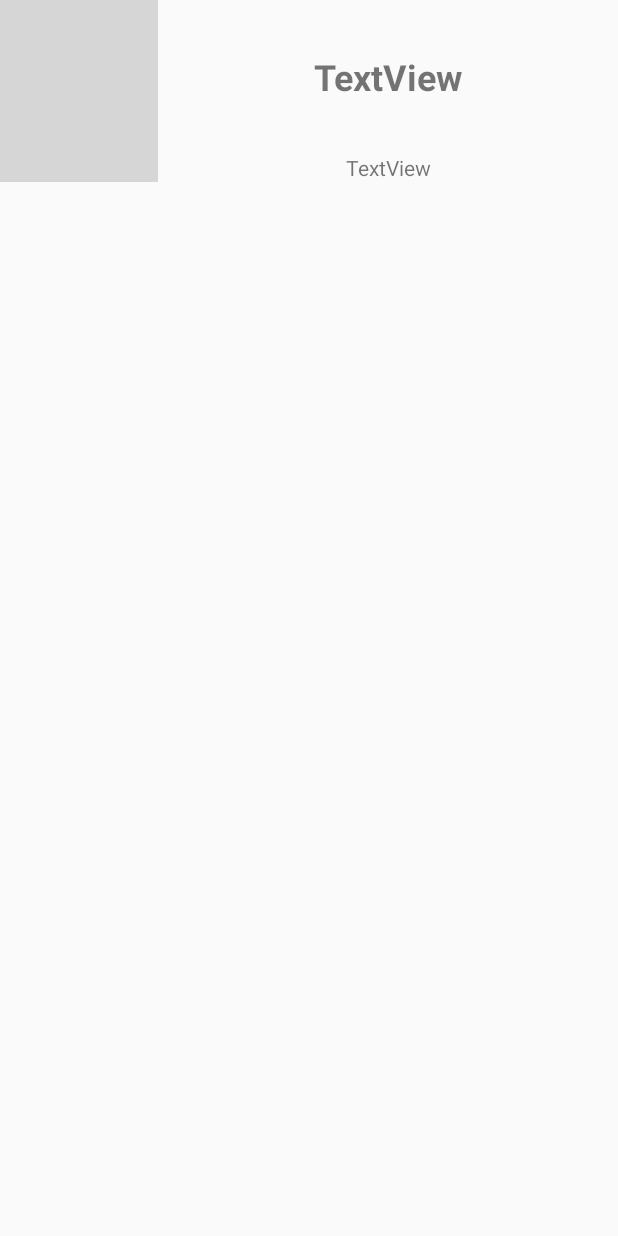
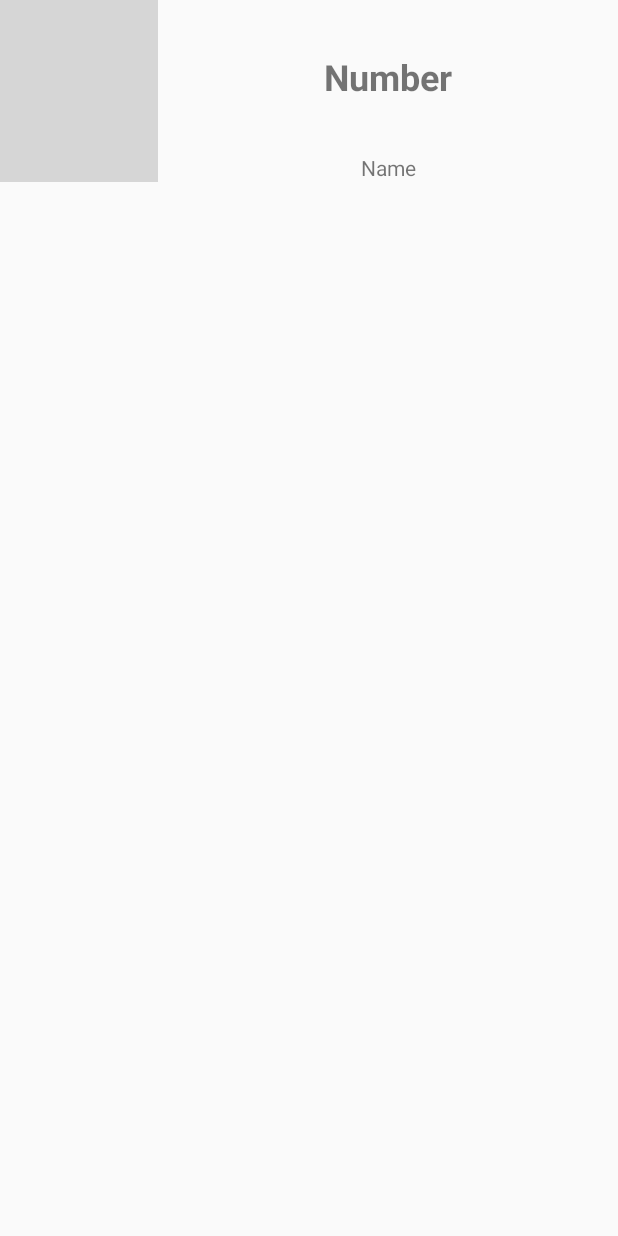
Before and after one commit to s217487971/SimpleChatApp, an Android app: the layout cardview.xml on its own in the app's theme, with its tools: preview values and no code run, on a phone screen of 412 x 824 dp. Run offline under Robolectric (Android 15) with nearby library versions, the phone set to English and light mode, and no system bars; grey boxes are pictures that could not be loaded.

```diff
--- a/app/src/main/res/layout/activity_main.xml
+++ b/app/src/main/res/layout/activity_main.xml
@@ -17,5 +17,5 @@
         app:layout_constraintStart_toStartOf="parent"
         app:layout_constraintTop_toTopOf="parent"
         app:srcCompat="@drawable/ic_launcher_background"
-        android:contentDescription="TODO" />
+        android:contentDescription="@string/todo" />
 </androidx.constraintlayout.widget.ConstraintLayout>
--- a/app/src/main/res/layout/cardview.xml
+++ b/app/src/main/res/layout/cardview.xml
@@ -11,6 +11,7 @@
         android:id="@+id/imageAvatar"
         android:layout_width="105dp"
         android:layout_height="121dp"
+        android:contentDescription="@string/description"
         android:scaleType="fitXY"
         app:layout_constraintStart_toStartOf="parent"
         app:layout_constraintTop_toTopOf="parent"
@@ -20,7 +21,7 @@
         android:id="@+id/contactIDtext"
         android:layout_width="wrap_content"
         android:layout_height="wrap_content"
-        android:text="TextView"
+        android:text="@string/number"
         android:textSize="24sp"
         android:textStyle="bold"
         app:layout_constraintBottom_toTopOf="@+id/contactLastText"
@@ -32,7 +33,7 @@
         android:id="@+id/contactLastText"
         android:layout_width="wrap_content"
         android:layout_height="wrap_content"
-        android:text="TextView"
+        android:text="@string/name"
         app:layout_constraintBottom_toBottomOf="@+id/imageAvatar"
         app:layout_constraintEnd_toEndOf="parent"
         app:layout_constraintStart_toEndOf="@+id/imageAvatar" />
--- a/app/src/main/res/layout/toolbar_actionbar.xml
+++ b/app/src/main/res/layout/toolbar_actionbar.xml
@@ -10,12 +10,13 @@
         android:layout_height="52dp"
         android:layout_weight="1"
         android:gravity="center"
-        android:text="TextView" />
+        android:text="@string/name" />
 
     <ImageButton
         android:id="@+id/imageButton"
         android:layout_width="wrap_content"
         android:layout_height="wrap_content"
         android:layout_weight="3"
+        android:contentDescription="@string/description"
         app:srcCompat="@android:drawable/ic_menu_call" />
 </LinearLayout>
--- a/app/src/main/res/values/strings.xml
+++ b/app/src/main/res/values/strings.xml
@@ -17,4 +17,7 @@
     <string name="confirmScreen">Confirm Phone Number</string>
     <string name="empty"></string>
     <string name="name">Name</string>
+    <string name="textview">TextView</string>
+    <string name="number">Number</string>
+    <string name="todo">TODO</string>
 </resources>
```
Also changed, not shown: app/src/main/res/layout/activity_create_contact.xml (+11 -6 lines).
